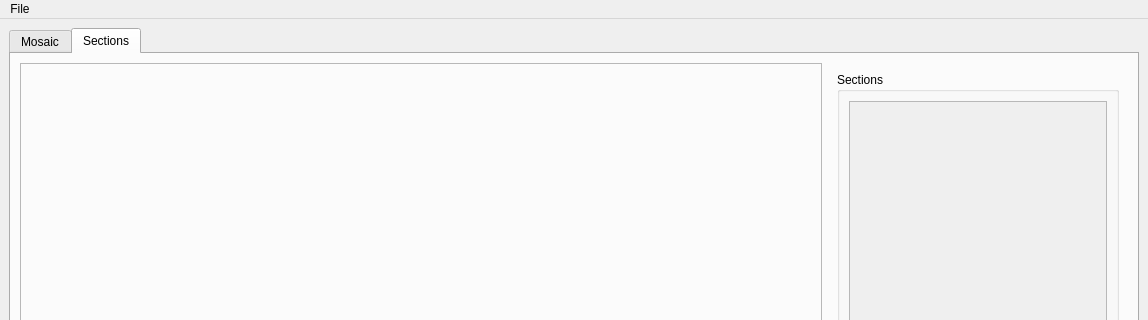
Above: steve/qtdesigner/steve.ui from ZhuangLab/storm-control before the change; both pictures show x 0 to 1148 and y 0 to 320 of the 1148 by 831 pixel window. Below: the same form after it.
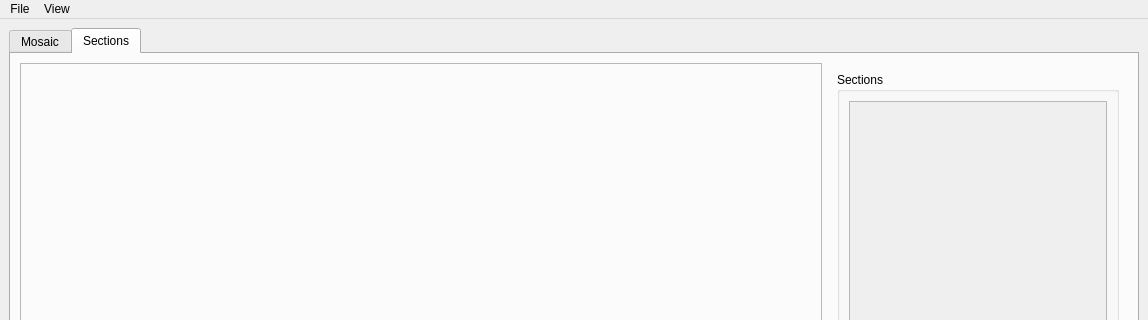
That is the form after the change. The open tabs and pages were chosen to show the change.

Commit message: First functional version of contrast dialog

What changed in the file:
```diff
--- a/steve/qtdesigner/steve.ui
+++ b/steve/qtdesigner/steve.ui
@@ -705,7 +705,14 @@
     <addaction name="separator"/>
     <addaction name="actionQuit"/>
    </widget>
+   <widget class="QMenu" name="menuView">
+    <property name="title">
+     <string>View</string>
+    </property>
+    <addaction name="actionAdjust_Contrast"/>
+   </widget>
    <addaction name="menuFile"/>
+   <addaction name="menuView"/>
   </widget>
   <widget class="QStatusBar" name="statusbar"/>
   <action name="actionQuit">
```
Left out of the diff: 9 changed lines with no effect on the pictures. The commit also changes 4 other files.
